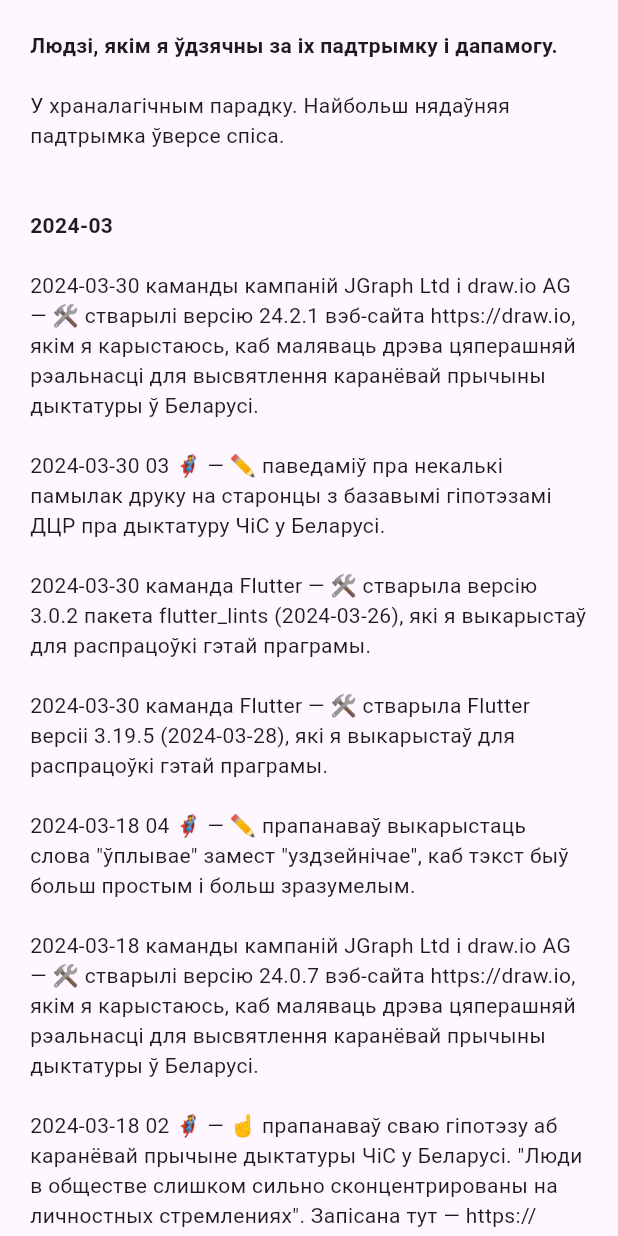
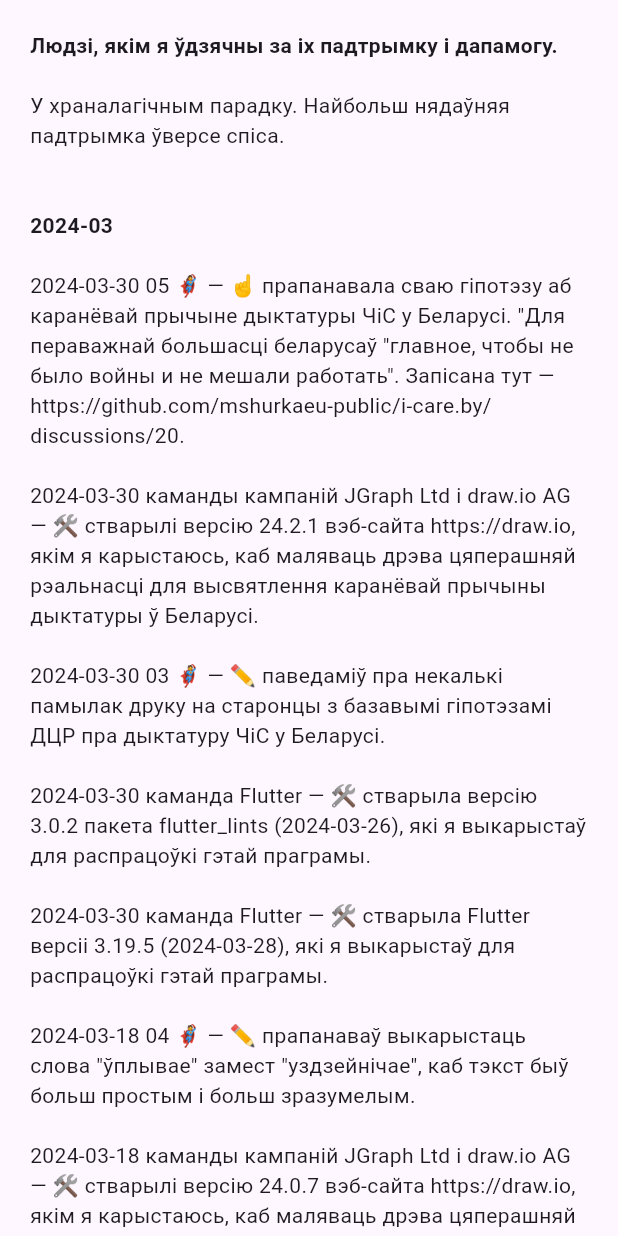
Before and after one commit to mshurkaeu-public/i-care.by, a Flutter app: the MyGratitude widget shown alone on an empty page, opened directly, on a phone screen of 412 x 824 dp. Run offline on Flutter 3.47's test engine with Material 3 defaults, Android fonts, the phone set to English and light mode, and no system bars; our stand-ins replace carousel_slider, expandable_text, google_fonts, package_info_plus, photo_view; missing offline and left inert: dart:html, multi_split_view; generated files the repository leaves out were written again.

Commit message:
Add a link to a new hypothesis https://github.com/mshurkaeu-public/i-care.by/discussions/20
and also record my gratitude to the author of the hypothesis.

```diff
--- a/i-care.by-app/lib/l10n/app_be.arb
+++ b/i-care.by-app/lib/l10n/app_be.arb
@@ -689,6 +689,10 @@
   "@aboutMyGratitude_2024_03_30_04": {
     "description": "Text for 2024-03-30 JGraph Ltd and draw.io AG teams on the \"my gratitude\" tab on the \"About\" page."
   },
+  "aboutMyGratitude_2024_03_30_05": "\n2024-03-30 05 🦸‍♀️ — ☝️ прапанавала сваю гіпотэзу аб каранёвай прычыне дыктатуры ЧіС у Беларусі. \"Для пераважнай большасці беларусаў \"главное, чтобы не было войны и не мешали работать\". Запісана тут — https://github.com/mshurkaeu-public/i-care.by/discussions/20.\n",
+  "@aboutMyGratitude_2024_03_30_05": {
+    "description": "Text for 2024-03-30 05 🦸‍♀️ on the \"my gratitude\" tab on the \"About\" page."
+  },
   "aboutMyGratitude_2024_03_title": "\n\n2024-03\n",
   "@aboutMyGratitude_2024_03_title": {
     "description": "Title for 2024-03 list/text on the \"my gratitude\" tab on the \"About\" page."
--- a/i-care.by-app/lib/my_gratitude.dart
+++ b/i-care.by-app/lib/my_gratitude.dart
@@ -26,6 +26,9 @@
               TextSpan(
                 text: l10n.aboutMyGratitude_2024_03_title,
                 style: titleStyle,
+              ),
+              TextSpan(
+                text: l10n.aboutMyGratitude_2024_03_30_05,
               ),
               TextSpan(
                 text: l10n.aboutMyGratitude_2024_03_30_04,
```
Also changed, not shown: 1 other file.
